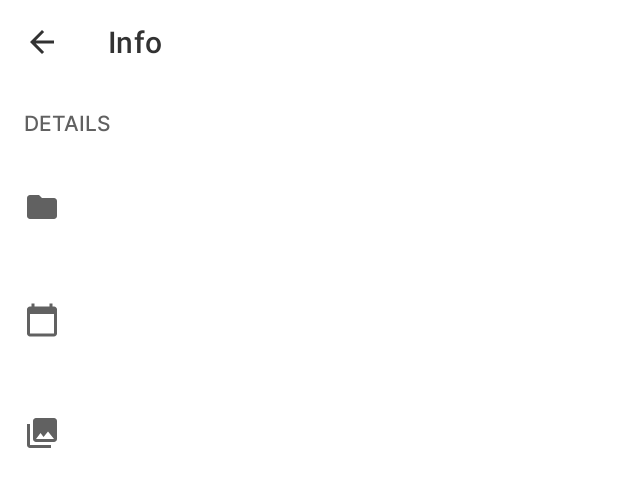
After one commit to doctor-blue/photo-gallery, an Android app built with Jetpack Compose: the layout fragment_file_detail.xml on its own in the app's theme, with its tools: preview values and no code run, on a phone screen of 412 x 824 dp. The commit adds this screen. Shown: the top 487 px of the screen. Run offline under Robolectric (Android 15) with nearby library versions, the phone set to English and light mode, and no system bars.

Commit message:
Add FileDetailFragment

```diff
--- /dev/null
+++ b/app/src/main/res/drawable/ic_calendar_today.xml
@@ -0,0 +1,10 @@
+<vector xmlns:android="http://schemas.android.com/apk/res/android"
+    android:width="24dp"
+    android:height="24dp"
+    android:viewportWidth="24"
+    android:viewportHeight="24"
+    android:tint="?attr/colorControlNormal">
+    <path
+        android:fillColor="@android:color/white"
+        android:pathData="M20,3h-1L19,1h-2v2L7,3L7,1L5,1v2L4,3c-1.1,0 -2,0.9 -2,2v16c0,1.1 0.9,2 2,2h16c1.1,0 2,-0.9 2,-2L22,5c0,-1.1 -0.9,-2 -2,-2zM20,21L4,21L4,8h16v13z" />
+</vector>
--- /dev/null
+++ b/app/src/main/res/layout/fragment_file_detail.xml
@@ -0,0 +1,165 @@
+<?xml version="1.0" encoding="utf-8"?>
+<layout xmlns:android="http://schemas.android.com/apk/res/android"
+    xmlns:tools="http://schemas.android.com/tools"
+    xmlns:app="http://schemas.android.com/apk/res-auto">
+
+    <data>
+
+    </data>
+
+    <androidx.constraintlayout.widget.ConstraintLayout
+        android:layout_width="match_parent"
+        android:layout_height="match_parent"
+        tools:context=".presention.photo_detail.FileDetailFragment">
+
+        <com.google.android.material.appbar.AppBarLayout
+            android:layout_width="match_parent"
+            android:layout_height="wrap_content"
+            app:elevation="0dp"
+            android:id="@+id/app_layout"
+            app:layout_constraintStart_toStartOf="parent"
+            app:layout_constraintEnd_toEndOf="parent"
+            app:layout_constraintTop_toTopOf="parent"
+            android:orientation="vertical">
+
+            <androidx.appcompat.widget.Toolbar
+                android:id="@+id/toolbar"
+                android:layout_width="match_parent"
+                android:layout_height="?attr/actionBarSize"
+                android:background="@color/white"
+                app:layout_scrollFlags="scroll|enterAlways|snap"
+                app:title="@string/info"
+                app:titleTextColor="@color/text_light"
+                app:subtitleTextColor="@color/text_light"
+                app:navigationIcon="@drawable/ic_arrow_back"
+                />
+
+        </com.google.android.material.appbar.AppBarLayout>
+        <TextView
+            android:id="@+id/txt_detail"
+            android:layout_width="wrap_content"
+            android:layout_height="wrap_content"
+            app:layout_constraintStart_toStartOf="parent"
+            app:layout_constraintTop_toBottomOf="@+id/app_layout"
+            android:layout_marginTop="@dimen/space_screen_small"
+            android:layout_marginStart="@dimen/space_screen_small"
+            android:text="@string/details"
+            android:textColor="@color/grey_700"
+            android:textSize="@dimen/text_size_14"
+            android:textAllCaps="true"
+            android:fontFamily="@font/inter_medium_500"
+            />
+
+        <androidx.appcompat.widget.AppCompatImageView
+            android:id="@+id/imv_folder"
+            android:layout_width="wrap_content"
+            android:layout_height="wrap_content"
+            android:layout_marginTop="@dimen/space_screen_small"
+            android:src="@drawable/ic_folder"
+            android:tint="@color/grey_700"
+            app:layout_constraintBottom_toBottomOf="@+id/linearLayout"
+            app:layout_constraintStart_toStartOf="@id/txt_detail"
+            app:layout_constraintTop_toTopOf="@+id/linearLayout" />
+
+        <LinearLayout
+            android:id="@+id/linearLayout"
+            android:layout_width="0dp"
+            android:layout_height="wrap_content"
+            android:layout_marginStart="@dimen/space_screen_small"
+            android:layout_marginTop="@dimen/space_screen_small"
+            android:layout_marginEnd="@dimen/space_screen_small"
+            android:orientation="vertical"
+            app:layout_constraintEnd_toEndOf="parent"
+            app:layout_constraintStart_toEndOf="@id/imv_folder"
+            app:layout_constraintTop_toBottomOf="@id/txt_detail">
+            <TextView
+                android:id="@+id/txt_folder_name"
+                android:layout_width="match_parent"
+                android:layout_height="wrap_content"
+                android:fontFamily="@font/inter_medium_500"
+                android:textColor="@color/text_light"
+                android:textSize="@dimen/text_size_16"/>
+            <TextView
+                android:id="@+id/txt_folder_des"
+                android:layout_width="match_parent"
+                android:layout_height="wrap_content"
+                android:fontFamily="@font/inter_medium_500"
+                android:textColor="@color/grey_700"
+                android:textSize="@dimen/text_size_14"/>
+        </LinearLayout>
+        <androidx.appcompat.widget.AppCompatImageView
+            android:id="@+id/imv_date"
+            android:layout_width="wrap_content"
+            android:layout_height="wrap_content"
+            android:tint="@color/grey_700"
+            android:layout_marginTop="@dimen/space_screen_small"
+            android:src="@drawable/ic_calendar_today"
+            app:layout_constraintBottom_toBottomOf="@+id/ll_date"
+            app:layout_constraintStart_toStartOf="@id/txt_detail"
+            app:layout_constraintTop_toTopOf="@+id/ll_date" />
+
+        <LinearLayout
+            android:id="@+id/ll_date"
+            android:layout_width="0dp"
+            android:layout_height="wrap_content"
+            android:layout_marginStart="@dimen/space_screen_small"
+            android:layout_marginTop="@dimen/space_screen_large"
+            android:layout_marginEnd="@dimen/space_screen_small"
+            android:orientation="vertical"
+            app:layout_constraintEnd_toEndOf="parent"
+            app:layout_constraintStart_toEndOf="@id/imv_date"
+            app:layout_constraintTop_toBottomOf="@id/linearLayout">
+            <TextView
+                android:id="@+id/txt_date_title"
+                android:layout_width="match_parent"
+                android:layout_height="wrap_content"
+                android:fontFamily="@font/inter_medium_500"
+                android:textColor="@color/text_light"
+                android:textSize="@dimen/text_size_16"/>
+            <TextView
+                android:id="@+id/txt_date_des"
+                android:layout_width="match_parent"
+                android:layout_height="wrap_content"
+                android:fontFamily="@font/inter_medium_500"
+                android:textColor="@color/grey_700"
+                android:textSize="@dimen/text_size_14"/>
+        </LinearLayout>
+        <androidx.appcompat.widget.AppCompatImageView
+            android:id="@+id/imv_name"
+            android:layout_width="wrap_content"
+            android:layout_height="wrap_content"
+            android:layout_marginTop="@dimen/space_screen_small"
+            android:src="@drawable/ic_photos"
+            app:tint="@color/grey_700"
+            app:layout_constraintBottom_toBottomOf="@+id/ll_name"
+            app:layout_constraintStart_toStartOf="@id/txt_detail"
+            app:layout_constraintTop_toTopOf="@+id/ll_name" />
+
+        <LinearLayout
+            android:id="@+id/ll_name"
+            android:layout_width="0dp"
+            android:layout_height="wrap_content"
+            android:layout_marginStart="@dimen/space_screen_small"
+            android:layout_marginTop="@dimen/space_screen_large"
+            android:layout_marginEnd="@dimen/space_screen_small"
+            android:orientation="vertical"
+            app:layout_constraintEnd_toEndOf="parent"
+            app:layout_constraintStart_toEndOf="@id/imv_date"
+            app:layout_constraintTop_toBottomOf="@id/ll_date">
+            <TextView
+                android:id="@+id/txt_name_title"
+                android:layout_width="match_parent"
+                android:layout_height="wrap_content"
+                android:fontFamily="@font/inter_medium_500"
+                android:textColor="@color/text_light"
+                android:textSize="@dimen/text_size_16"/>
+            <TextView
+                android:id="@+id/txt_name_des"
+                android:layout_width="match_parent"
+                android:layout_height="wrap_content"
+                android:fontFamily="@font/inter_medium_500"
+                android:textColor="@color/grey_700"
+                android:textSize="@dimen/text_size_14"/>
+        </LinearLayout>
+    </androidx.constraintlayout.widget.ConstraintLayout>
+</layout>
--- a/app/src/main/res/values/strings.xml
+++ b/app/src/main/res/values/strings.xml
@@ -38,5 +38,7 @@
     </string-array>
     <string name="file_deleted_mess">File deleted successfully</string>
     <string name="could_not_deleted_file_mess">File couldn\'t be deleted</string>
+    <string name="info">Info</string>
+    <string name="details">Details</string>
 
 </resources>
```
Also changed, not shown: app/src/main/java/com/devcomentry/photogallery/presention/albums/adapter/AlbumAdapter.kt (+3 -15 lines), app/src/main/java/com/devcomentry/photogallery/presention/common/LocalDataViewModel.kt (+8 -2 lines), app/src/main/java/com/devcomentry/photogallery/presention/full_file/FullFileFragment.kt (+13 -21 lines), app/src/main/java/com/devcomentry/photogallery/presention/full_file/FullFileFragmentEx.kt (+21 -0 lines), app/src/main/java/com/devcomentry/photogallery/presention/photo_detail/FileDetailFragment.kt (added, +56 -0 lines), app/src/main/java/com/devcomentry/photogallery/presention/utils/Constants.kt (+4 -3 lines), app/src/main/java/com/devcomentry/photogallery/presention/utils/FileUtil.kt (+21 -0 lines), app/src/main/res/navigation/nav_graph_main.xml (+16 -0 lines).
